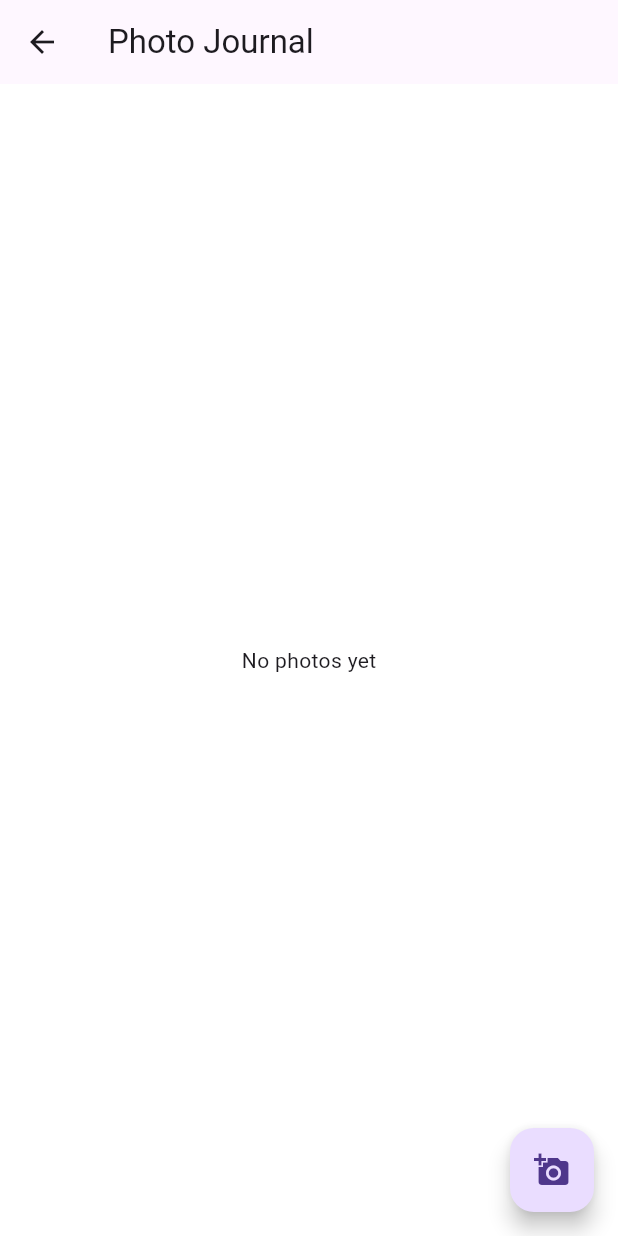
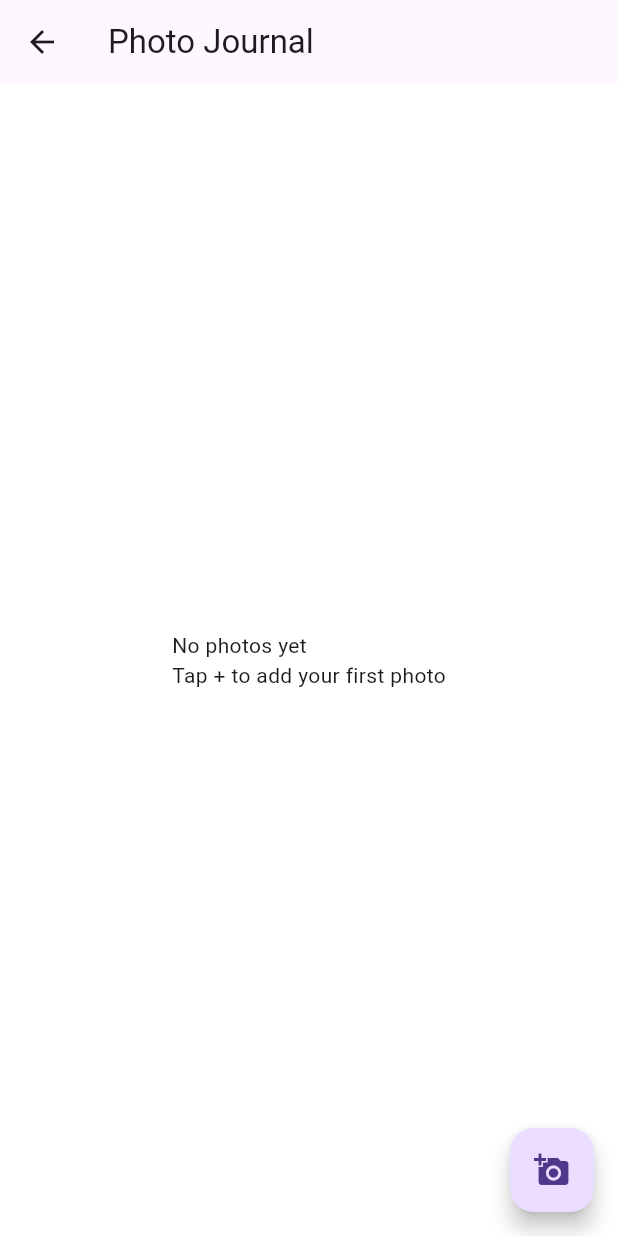
Before and after one commit to vk1hub/Social-Fitness-Tracker, a Flutter app: the PhotoJournalScreen screen opened directly, after a tap on the "add a photo" icon, on a phone screen of 412 x 824 dp. Run offline on Flutter 3.47's test engine with Material 3 defaults, Android fonts, the phone set to English and light mode, and no system bars; our stand-ins replace cloud_firestore, firebase_auth, firebase_core, firebase_storage, image_picker, table_calendar; accounts and stored records are empty.

Commit message:
Added functionality of uploading photos to photo journal.

```diff
--- a/lib/photo_journal_screen.dart
+++ b/lib/photo_journal_screen.dart
@@ -1,4 +1,9 @@
 import 'package:flutter/material.dart';
+import 'package:cloud_firestore/cloud_firestore.dart';
+import 'package:firebase_auth/firebase_auth.dart';
+import 'package:firebase_storage/firebase_storage.dart';
+import 'package:image_picker/image_picker.dart';
+import 'dart:io';
 
 class PhotoJournalScreen extends StatefulWidget {
   @override
@@ -6,20 +11,158 @@ class PhotoJournalScreen extends StatefulWidget {
 }
 
 class PhotoJournalScreenState extends State<PhotoJournalScreen> {
+  String userId = '';
+  bool isLoading = false;
+
+  @override
+  void initState() {
+    super.initState();
+    userId = FirebaseAuth.instance.currentUser!.uid;
+  }
+
+  Future<void> addPhoto() async {
+    final ImagePicker picker = ImagePicker();
+    final XFile? image = await picker.pickImage(source: ImageSource.gallery);
+    if (image == null) return;
+    setState(() {
+      isLoading = true;
+    });
+    try {
+      File imageFile = File(image.path);
+      String fileName = 'journal_${DateTime.now().millisecondsSinceEpoch}.jpg';
+      Reference storageRef = FirebaseStorage.instance
+          .ref()
+          .child('photo_journal')
+          .child(userId)
+          .child(fileName);
+      await storageRef.putFile(imageFile);
+      String downloadUrl = await storageRef.getDownloadURL();
+      await FirebaseFirestore.instance
+          .collection('users')
+          .doc(userId)
+          .collection('photo_journal')
+          .add({
+        'photoUrl': downloadUrl,
+        'timestamp': FieldValue.serverTimestamp(),
+      });
+    } catch (e) {
+      print('Error uploading photo: $e');
+      ScaffoldMessenger.of(context).showSnackBar(
+        SnackBar(content: Text('Error uploading photo')),
+      );
+    } finally {
+      setState(() {
+        isLoading = false;
+      });
+    }
+  }
+
+  Future<void> deletePhoto(String photoId, String photoUrl) async {
+    try {
+      await FirebaseFirestore.instance
+          .collection('users')
+          .doc(userId)
+          .collection('photo_journal')
+          .doc(photoId)
+          .delete();
+      await FirebaseStorage.instance.refFromURL(photoUrl).delete();
+    } catch (e) {
+      print('Error deleting photo: $e');
+    }
+  }
+
   @override
   Widget build(BuildContext context) {
     return Scaffold(
       appBar: AppBar(
         title: Text('Photo Journal'),
       ),
-      body: Center(
-        child: Text('No photos yet'),
+      body: StreamBuilder<QuerySnapshot>(
+        stream: FirebaseFirestore.instance
+            .collection('users')
+            .doc(userId)
+            .collection('photo_journal')
+            .orderBy('timestamp', descending: true)
+            .snapshots(),
+        builder: (context, snapshot) {
+          if (snapshot.connectionState == ConnectionState.waiting) {
+            return Center(child: CircularProgressIndicator());
+          }
+          if (!snapshot.hasData || snapshot.data!.docs.isEmpty) {
+            return Center(child: Text('No photos yet\nTap + to add your first photo'));
+          }
+          return ListView.builder(
+            padding: EdgeInsets.all(16),
+            itemCount: snapshot.data!.docs.length,
+            itemBuilder: (context, index) {
+              var photo = snapshot.data!.docs[index];
+              var photoData = photo.data() as Map<String, dynamic>;
+              String photoUrl = photoData['photoUrl'] ?? '';
+              Timestamp? timestamp = photoData['timestamp'];
+              String dateText = '';
+              if (timestamp != null) {
+                DateTime date = timestamp.toDate();
+                dateText = '${date.month}/${date.day}/${date.year}';
+              }
+              return Container(
+                margin: EdgeInsets.only(bottom: 16),
+                padding: EdgeInsets.all(12),
+                decoration: BoxDecoration(
+                  border: Border.all(color: Colors.black),
+                  borderRadius: BorderRadius.circular(10),
+                ),
+                child: Column(
+                  crossAxisAlignment: CrossAxisAlignment.start,
+                  children: [
+                    Row(
+                      mainAxisAlignment: MainAxisAlignment.spaceBetween,
+                      children: [
+                        Text(dateText, style: TextStyle(fontSize: 14, fontWeight: FontWeight.bold)),
+                        GestureDetector(
+                          onTap: () {
+                            showDialog(
+                              context: context,
+                              builder: (BuildContext context) => AlertDialog(
+                                title: Text('Delete Photo'),
+                                content: Text('Are you sure you want to delete this photo?'),
+                                actions: [
+                                  TextButton(
+                                    onPressed: () => Navigator.pop(context),
+                                    child: Text('Cancel'),
+                                  ),
+                                  TextButton(
+                                    onPressed: () {
+                                      deletePhoto(photo.id, photoUrl);
+                                      Navigator.pop(context);
+                                    },
+                                    child: Text('Delete'),
+                                  ),
+                                ],
+                              ),
+                            );
+                          },
+                          child: Icon(Icons.delete, size: 20),
+                        ),
+                      ],
+                    ),
+                    SizedBox(height: 8),
+                    Image.network(
+                      photoUrl,
+                      width: double.infinity,
+                      height: 300,
+                      fit: BoxFit.cover,
+                    ),
+                  ],
+                ),
+              );
+            },
+          );
+        },
       ),
       floatingActionButton: FloatingActionButton(
-        onPressed: () {
-        },
-        child: Icon(Icons.add_a_photo),
-      ),
+              onPressed: addPhoto,
+              child: Icon(Icons.add_a_photo),
+            ),
     );
   }
 }
```
Also changed, not shown: lib/workout_model.dart (+8 -6 lines).
